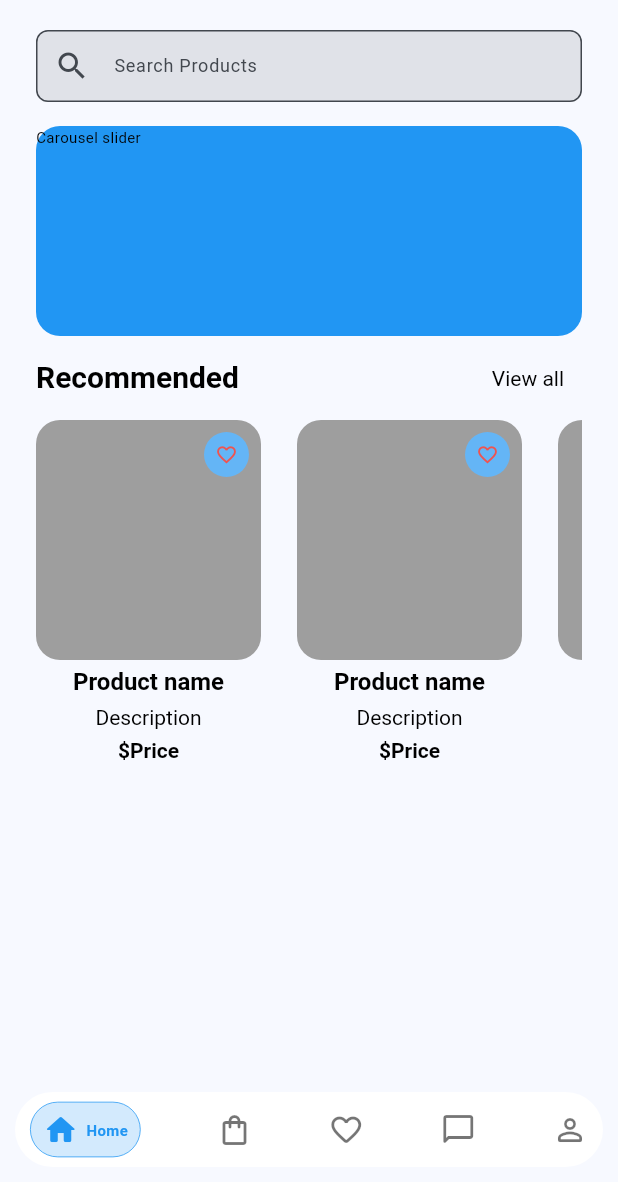
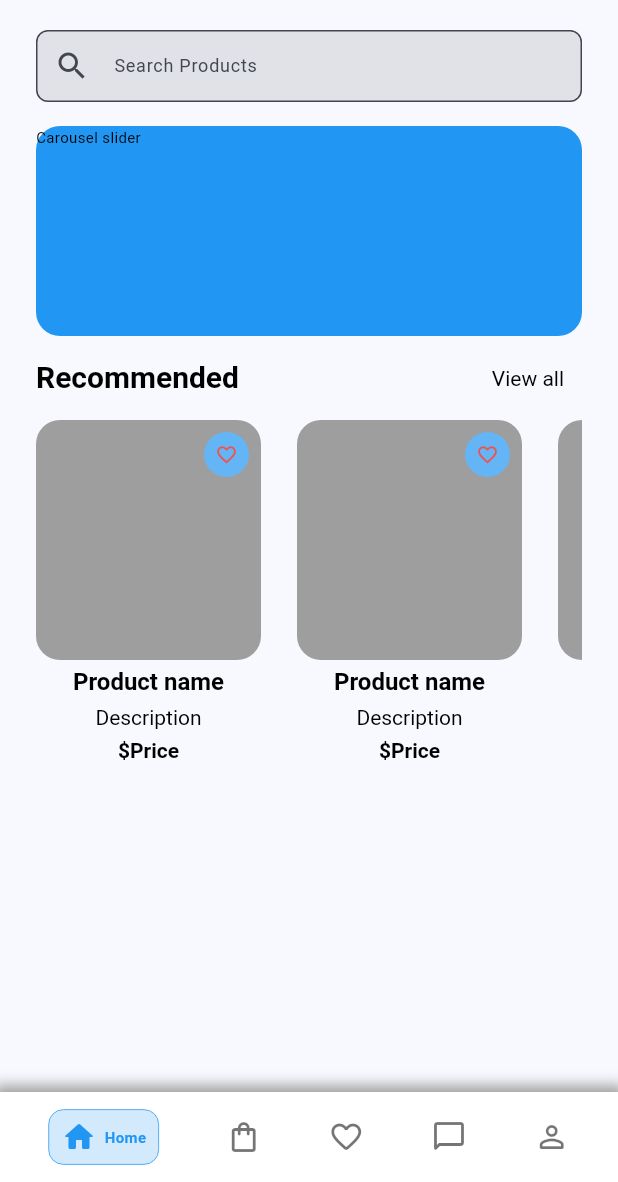
Before and after one commit to ngocnam11/e_shop, a Flutter app: the screen it shows after launch, on a phone screen of 412 x 824 dp, the part 54-1236 px from its top. Run offline on Flutter 3.47's test engine with Material 2 defaults, Android fonts, the phone set to English and light mode, and no system bars; our stand-ins replace flutter_svg.

Commit message:
add navigation shadow

```diff
--- a/lib/widgets/custom_navigationbar.dart
+++ b/lib/widgets/custom_navigationbar.dart
@@ -26,15 +26,20 @@ class _CustomNavigationBarState extends State<CustomNavigationBar> {
   @override
   Widget build(BuildContext context) {
     return Container(
-      margin: const EdgeInsets.all(10),
       padding: const EdgeInsets.symmetric(horizontal: 10),
-      height: 50,
-      decoration: BoxDecoration(
+      height: 60,
+      decoration: const BoxDecoration(
+        boxShadow: [
+          BoxShadow(
+            color: Colors.grey,
+            spreadRadius: 5,
+            blurRadius: 7,
+          ),
+        ],
         color: Colors.white,
-        borderRadius: BorderRadius.circular(30),
       ),
       child: Row(
-        mainAxisAlignment: MainAxisAlignment.spaceBetween,
+        mainAxisAlignment: MainAxisAlignment.spaceAround,
         children: <CustomNavigationBarItem>[
           CustomNavigationBarItem(
             icon: Icons.home_outlined,
@@ -122,10 +127,8 @@ class CustomNavigationBarItem extends StatelessWidget {
 
   @override
   Widget build(BuildContext context) {
-    return InkWell(
-      onTap: onPressed,
-      child: isCurrentPage
-          ? Container(
+    if (isCurrentPage) {
+      return Container(
         padding: const EdgeInsets.symmetric(vertical: 6, horizontal: 8),
         decoration: BoxDecoration(
           border: Border.all(
@@ -133,7 +136,7 @@ class CustomNavigationBarItem extends StatelessWidget {
             width: 0.5,
           ),
           color: selectedColor.withOpacity(0.2),
-                borderRadius: BorderRadius.circular(30),
+          borderRadius: BorderRadius.circular(10),
         ),
         child: Row(
           mainAxisSize: MainAxisSize.min,
@@ -152,8 +155,11 @@ class CustomNavigationBarItem extends StatelessWidget {
             ),
           ],
         ),
-            )
-          : Tooltip(
+      );
+    }
+    return InkWell(
+      onTap: onPressed,
+      child: Tooltip(
         message: label,
         child: Icon(icon),
       ),
```
Lines whose indentation alone changed are shown as unchanged.
